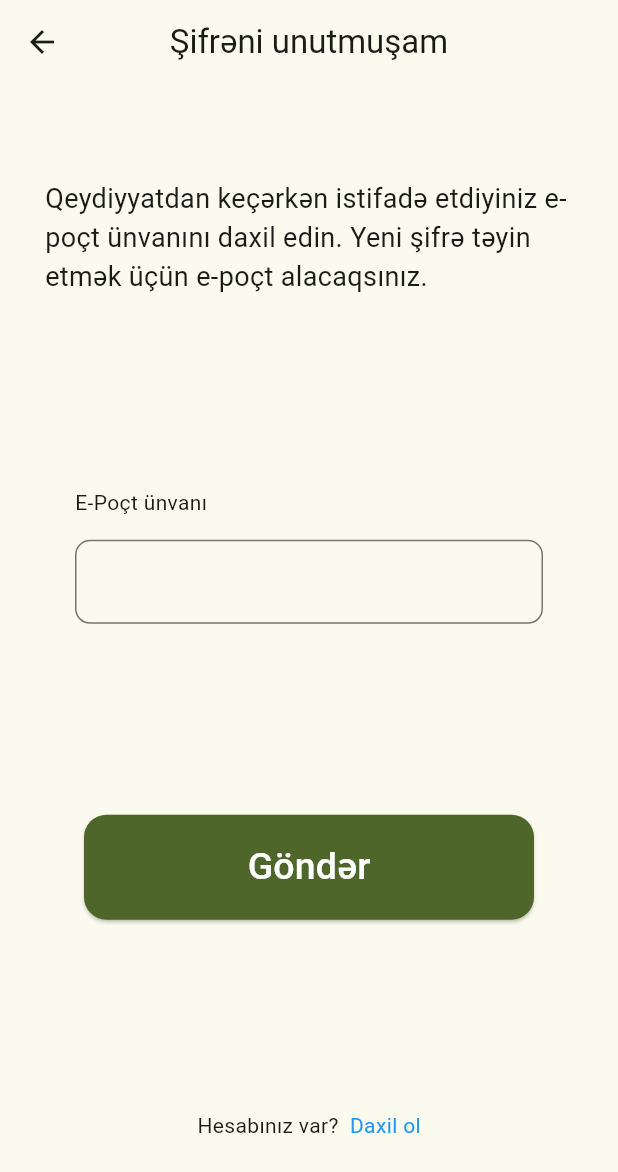
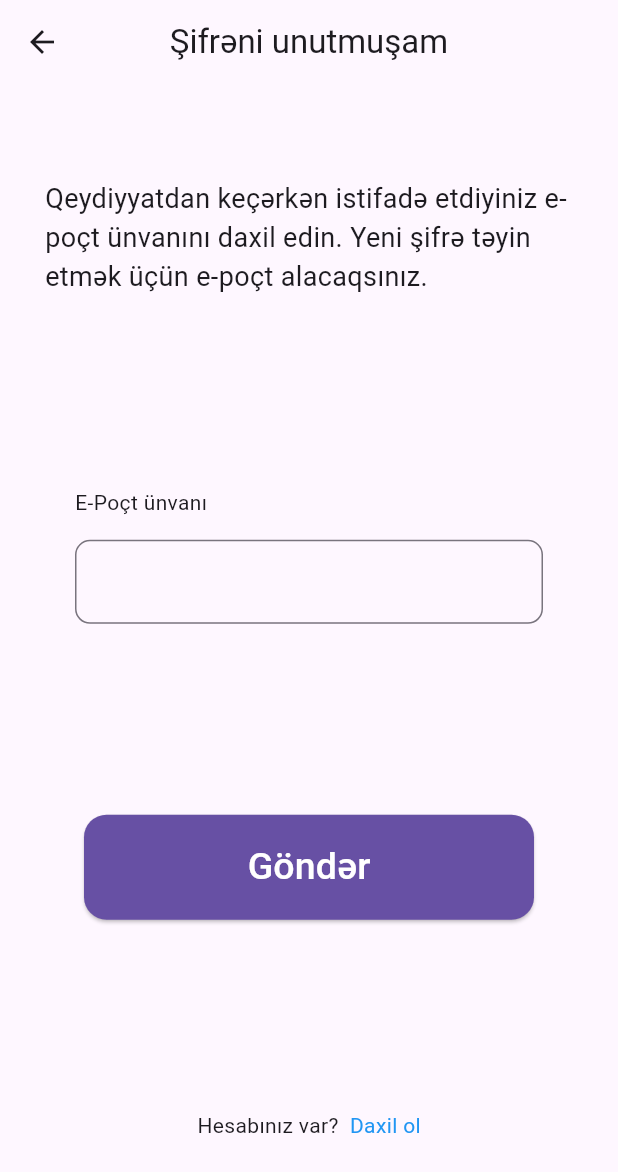
Before and after one commit to CingizEsgerov05/Milli_Yaylaq_Festivali, a Flutter app: the screen it shows after launch, after a tap on "Şifrəni unutmuşam", on a phone screen of 412 x 824 dp. Shown: the top 1172 px of the screen. Run offline on Flutter 3.47's test engine with Material 3 defaults, Android fonts, the phone set to English and light mode, and no system bars.

Commit message:
ProjectColors, ProjectThemes, ProjectImages classlari yaradildi.

```diff
--- a/lib/login.dart
+++ b/lib/login.dart
@@ -1,4 +1,5 @@
 import 'package:flutter/material.dart';
+import 'package:milli_yaylaq_fest/assets/images.dart';
 import 'package:milli_yaylaq_fest/pass_recover.dart';
 
 class LoginPage extends StatefulWidget {
@@ -24,10 +25,7 @@ class _LoginPageState extends State<LoginPage> {
             children: [
               SizedBox(
                 width: 300,
-                child: Image.asset(
-                  "images/myf_logo_2.png",
-                  fit: BoxFit.fitWidth,
-                ),
+                child: ProjectImages().bigLogo,
               ),
               const SizedBox(
                 height: 20,
--- a/lib/main.dart
+++ b/lib/main.dart
@@ -1,6 +1,7 @@
 // ignore_for_file: unused_import
 
 import 'package:flutter/material.dart';
+import 'package:milli_yaylaq_fest/assets/project_themes.dart';
 import 'package:milli_yaylaq_fest/loading.dart';
 import 'package:milli_yaylaq_fest/login.dart';
 
@@ -15,13 +16,7 @@ class MyApp extends StatelessWidget {
   Widget build(BuildContext context) {
     return MaterialApp(
       debugShowCheckedModeBanner: false,
-      title: 'Flutter Demo',
-      theme: ThemeData(
-        colorScheme: ColorScheme.fromSeed(
-          seedColor: const Color.fromARGB(255, 119, 171, 34),
-        ),
-        useMaterial3: true,
-      ),
+      theme: ProjectThemes().mainTheme,
       home: const LoginPage(),
     );
   }
```
Also changed, not shown: pubspec.lock.
